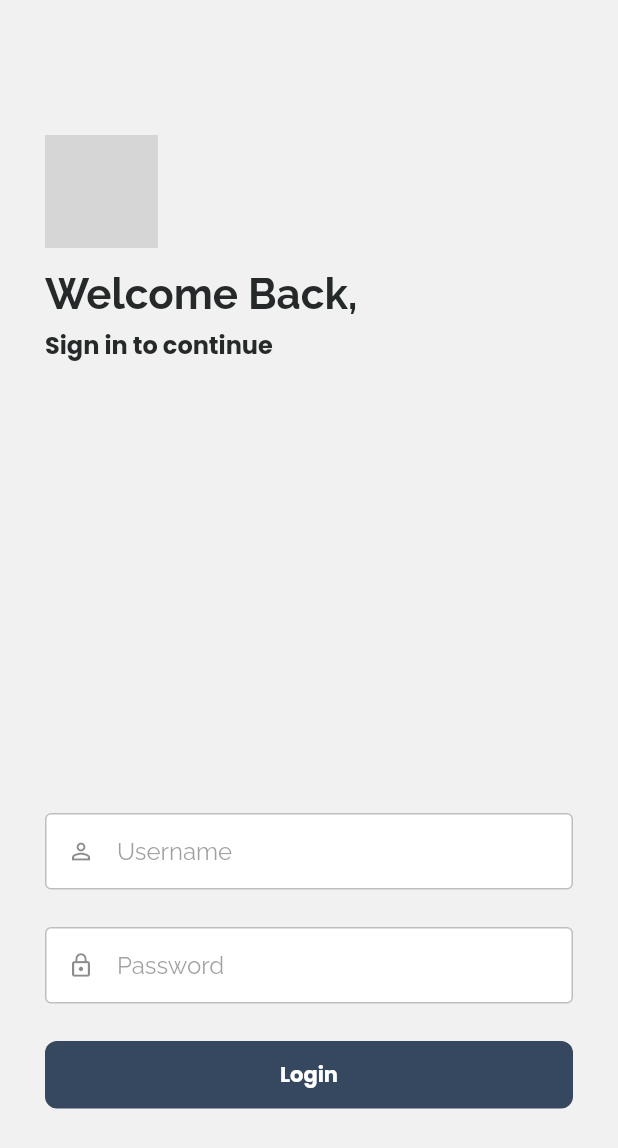
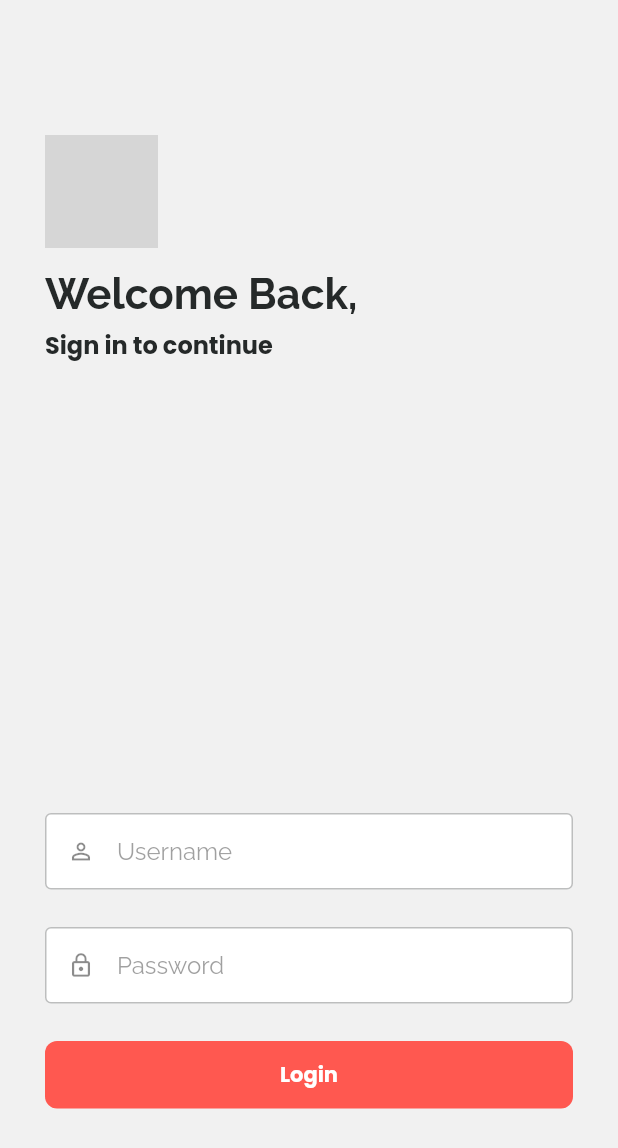
Before and after one commit to thedevsbuddy/flutter_fusion, a Flutter app: the screen it shows after launch, on a phone screen of 412 x 824 dp. Shown: the top 1148 px of the screen. Run offline on Flutter 3.47's test engine with Material 2 defaults, Android fonts, the phone set to English and light mode, and no system bars; our stand-ins replace flutter_svg, get, get_storage, google_fonts, logger; missing offline and left inert: adaptive_ui; grey boxes are pictures that could not be loaded.

Commit message:
Updated all the helpers in basic_ui

```diff
--- a/lib/app/controllers/Controller.dart
+++ b/lib/app/controllers/Controller.dart
@@ -61,6 +61,8 @@ class DialogHelper {
           ),
         ),
       ),
+      barrierDismissible: false,
+
     );
   }
 
--- a/lib/app/views/auth/LoginPage.dart
+++ b/lib/app/views/auth/LoginPage.dart
@@ -44,11 +44,11 @@ class LoginPage extends StatelessWidget {
                       ),
                       SizedBox(height: 15),
                       Text("Welcome Back,",
-                          style: TextStyles.title(context)!
+                          style: TextStyl.title(context)!
                               .copyWith(fontWeight: FontWeight.w700)),
                       SizedBox(height: 5),
                       Text("Sign in to continue",
-                          style: TextStyles.body(context)!
+                          style: TextStyl.body(context)!
                               .copyWith(fontWeight: FontWeight.bold)),
                     ],
                   ),
--- a/packages/basic_ui/lib/helpers/ColorPalette.dart
+++ b/packages/basic_ui/lib/helpers/ColorPalette.dart
@@ -7,7 +7,7 @@ const Color kcBlack = Color(0xff151515);
 
 /// GRAY Colors
 const Color kcGray = Color(0xffcdcdcd);
-const Color kcLightGray = Color(0xfff3f5f7);
+const Color kcLightGray = Color(0xffeeeeee);
 
 /// All Dark Colors
 const Color kcDark = Color(0xFF414141);
@@ -16,8 +16,8 @@ const Color kcDarker = Color(0xFF252929);
 const Color kcDarkest = Color(0xFF191C1C);
 
 /// Theme colors
-const Color kcPrimary = Color(0xff364760);
-const Color kcPrimaryLight = Color(0xff2d67ab);
+const Color kcPrimary = Color(0xffFF5850);
+const Color kcPrimaryLight = Color(0xffff8179);
 const Color kcSecondary = Color(0xFF252929);
 const Color kcAccent = Color(0xffdddd2e);
 const Color kcDanger = Color(0xFFEB3349);
@@ -27,3 +27,4 @@ const Color kcWarning = Color(0xFFF59E0B);
 
 /// Design specific colors
 const Color kcAppbarBackground = kcPrimary;
+const Color kcAppBarSearchBoxColor = Color(0xffD34A44);
--- a/packages/basic_ui/lib/helpers/TextStyles.dart
+++ b/packages/basic_ui/lib/helpers/TextStyl.dart
@@ -1,6 +1,6 @@
 import 'package:flutter/material.dart';
 
-class TextStyles {
+class TextStyl {
   static TextStyle? heading1(BuildContext context) {
     return Theme.of(context).textTheme.headline1;
   }
@@ -28,7 +28,10 @@ class TextStyles {
   }
 
   static TextStyle? body(BuildContext context) {
-    return Theme.of(context).textTheme.bodyText1?.copyWith(fontSize: 16.0);
+    return Theme.of(context).textTheme.bodyText1?.copyWith(
+          fontSize: 16.0,
+          fontWeight: FontWeight.w500,
+        );
   }
 
   static TextStyle? bodySm(BuildContext context) {
--- a/packages/basic_ui/lib/widgets/Button.dart
+++ b/packages/basic_ui/lib/widgets/Button.dart
@@ -1,6 +1,6 @@
 import 'package:flutter/material.dart';
 
-import '../helpers/TextStyles.dart';
+import '../helpers/TextStyl.dart';
 import '../helpers/ColorPalette.dart';
 import 'LoadingIconWidget.dart';
 
@@ -230,7 +230,7 @@ class Button extends StatelessWidget {
                         if (leading != null) SizedBox(width: 5),
                         Text(
                           label,
-                          style: TextStyles.button(context)?.copyWith(
+                          style: TextStyl.button(context)?.copyWith(
                             fontWeight:
                                 !outline ? FontWeight.bold : FontWeight.w400,
                             color: !outline ? btnTxtColor : btnBgColor,
@@ -277,7 +277,7 @@ class Button extends StatelessWidget {
                             if (leading != null) SizedBox(width: 5),
                             Text(
                               label,
-                              style: TextStyles.button(context)?.copyWith(
+                              style: TextStyl.button(context)?.copyWith(
                                 fontWeight: !outline
                                     ? FontWeight.bold
                                     : FontWeight.w400,
--- a/packages/basic_ui/lib/widgets/forms/FormLabel.dart
+++ b/packages/basic_ui/lib/widgets/forms/FormLabel.dart
@@ -1,7 +1,7 @@
 import 'package:basic_ui/basic_ui.dart';
 import 'package:flutter/material.dart';
 
-import '../../helpers/TextStyles.dart';
+import '../../helpers/TextStyl.dart';
 
 class FormLabel extends StatelessWidget {
   FormLabel({required this.label, this.color});
@@ -13,7 +13,7 @@ class FormLabel extends StatelessWidget {
   Widget build(BuildContext context) {
     return Text(
       "$label",
-      style: TextStyles.label(context)?.copyWith(color: color ?? kcDark),
+      style: TextStyl.label(context)?.copyWith(color: color ?? kcDark),
     );
   }
 }
```
Also changed, not shown: packages/basic_ui/lib/basic_ui.dart (+1 -8 lines), packages/basic_ui/lib/helpers/Helpers.dart (added, +8 -0 lines), packages/basic_ui/lib/helpers/Sizes.dart (+17 -9 lines), packages/basic_ui/lib/helpers/Str.dart (+19 -4 lines), packages/basic_ui/lib/helpers/Validator.dart (+3 -18 lines), assets/icons/loading-white-sm.gif (deleted), assets/icons/menu.png (deleted), 2 other files.
